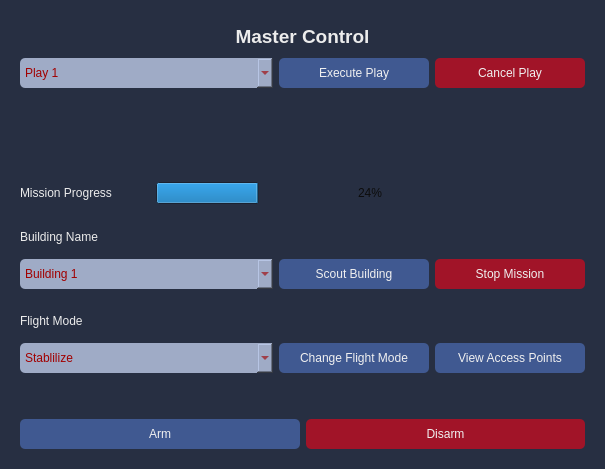
The window that src/rqt_gcs/resources/MissionProgress.ui (CSUN-SERL/lcar-bot) describes before a commit, drawn with Qt 5.
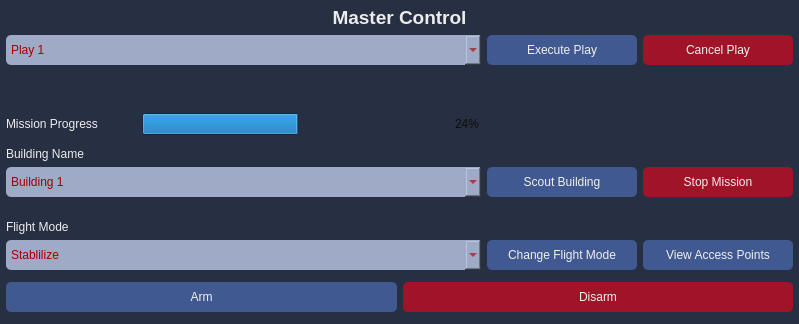
The same window after the commit.

What changed in the file:
```diff
--- a/src/rqt_gcs/resources/MissionProgress.ui
+++ b/src/rqt_gcs/resources/MissionProgress.ui
@@ -6,8 +6,8 @@
    <rect>
     <x>0</x>
     <y>0</y>
-    <width>605</width>
-    <height>469</height>
+    <width>799</width>
+    <height>324</height>
    </rect>
   </property>
   <property name="sizePolicy">
@@ -22,6 +22,12 @@
     <height>200</height>
    </size>
   </property>
+  <property name="maximumSize">
+   <size>
+    <width>16777215</width>
+    <height>16777215</height>
+   </size>
+  </property>
   <property name="windowTitle">
    <string>Mission Progress</string>
   </property>
@@ -34,11 +40,47 @@
 border-radius: 5px;</string>
   </property>
   <layout class="QHBoxLayout" name="horizontalLayout_7">
+   <property name="spacing">
+    <number>0</number>
+   </property>
+   <property name="leftMargin">
+    <number>0</number>
+   </property>
+   <property name="topMargin">
+    <number>0</number>
+   </property>
+   <property name="rightMargin">
+    <number>0</number>
+   </property>
+   <property name="bottomMargin">
+    <number>0</number>
+   </property>
    <item>
     <widget class="QWidget" name="verticalWidget" native="true">
      <layout class="QVBoxLayout" name="verticalLayout_2">
+      <property name="spacing">
+       <number>6</number>
+      </property>
+      <property name="leftMargin">
+       <number>6</number>
+      </property>
+      <property name="topMargin">
+       <number>6</number>
+      </property>
+      <property name="rightMargin">
+       <number>6</number>
+      </property>
+      <property name="bottomMargin">
+       <number>6</number>
+      </property>
       <item>
        <widget class="QLabel" name="masterControlLabel">
+        <property name="maximumSize">
+         <size>
+          <width>16777215</width>
+          <height>25</height>
+         </size>
+        </property>
         <property name="font">
          <font>
           <pointsize>14</pointsize>
@@ -50,12 +92,18 @@
          <string>Master Control</string>
         </property>
         <property name="alignment">
-         <set>Qt::AlignCenter</set>
+         <set>Qt::AlignHCenter|Qt::AlignTop</set>
         </property>
        </widget>
       </item>
       <item>
        <layout class="QHBoxLayout" name="horizontalLayout">
+        <property name="spacing">
+         <number>6</number>
+        </property>
+        <property name="bottomMargin">
+         <number>6</number>
+        </property>
         <item>
          <widget class="QComboBox" name="playComboBox">
           <property name="minimumSize">
@@ -87,6 +135,9 @@
           <property name="sizeAdjustPolicy">
            <enum>QComboBox::AdjustToContentsOnFirstShow</enum>
           </property>
+          <property name="frame">
+           <bool>true</bool>
+          </property>
           <property name="modelColumn">
            <number>0</number>
           </property>
@@ -166,19 +217,6 @@
         </item>
        </layout>
       </item>
-      <item>
-       <spacer name="horizontalSpacer_2">
-        <property name="orientation">
-         <enum>Qt::Horizontal</enum>
-        </property>
-        <property name="sizeHint" stdset="0">
-         <size>
-          <width>40</width>
-          <height>40</height>
-         </size>
-        </property>
-       </spacer>
-      </item>
       <item>
        <widget class="QLabel" name="uavNameEdit">
         <property name="sizePolicy">
@@ -187,6 +225,12 @@
           <verstretch>0</verstretch>
          </sizepolicy>
         </property>
+        <property name="minimumSize">
+         <size>
+          <width>0</width>
+          <height>30</height>
+         </size>
+        </property>
         <property name="font">
          <font>
           <pointsize>14</pointsize>
@@ -202,21 +246,11 @@
         </property>
        </widget>
       </item>
-      <item>
-       <spacer name="horizontalSpacer_5">
-        <property name="orientation">
-         <enum>Qt::Horizontal</enum>
-        </property>
-        <property name="sizeHint" stdset="0">
-         <size>
-          <width>40</width>
-          <height>20</height>
-         </size>
-        </property>
-       </spacer>
-      </item>
       <item>
        <layout class="QHBoxLayout" name="horizontalLayout_2">
+        <property name="bottomMargin">
+         <number>6</number>
+        </property>
         <item>
          <widget class="QLabel" name="missionProgressLabel">
           <property name="minimumSize">
@@ -417,28 +451,27 @@
         </item>
        </layout>
       </item>
-      <item>
-       <spacer name="horizontalSpacer_4">
-        <property name="orientation">
-         <enum>Qt::Horizontal</enum>
-        </property>
-        <property name="sizeHint" stdset="0">
-         <size>
-          <width>40</width>
-          <height>10</height>
-         </size>
-        </property>
-       </spacer>
-      </item>
       <item>
        <widget class="QLabel" name="buildingsLabel">
+        <property name="maximumSize">
+         <size>
+          <width>16777215</width>
+          <height>25</height>
+         </size>
+        </property>
         <property name="text">
          <string>Building Name</string>
         </property>
+        <property name="alignment">
+         <set>Qt::AlignBottom|Qt::AlignLeading|Qt::AlignLeft</set>
+        </property>
        </widget>
       </item>
       <item>
        <layout class="QHBoxLayout" name="horizontalLayout_4">
+        <property name="bottomMargin">
+         <number>6</number>
+        </property>
         <item>
          <widget class="QComboBox" name="buildingsComboBox">
           <property name="minimumSize">
@@ -549,28 +582,33 @@
         </item>
        </layout>
       </item>
-      <item>
-       <spacer name="horizontalSpacer_3">
-        <property name="orientation">
-         <enum>Qt::Horizontal</enum>
-        </property>
-        <property name="sizeHint" stdset="0">
-         <size>
-          <width>40</width>
-          <height>10</height>
-         </size>
-        </property>
-       </spacer>
-      </item>
       <item>
        <widget class="QLabel" name="FlightModesLabel">
+        <property name="minimumSize">
+         <size>
+          <width>0</width>
+          <height>25</height>
+         </size>
+        </property>
+        <property name="maximumSize">
+         <size>
+          <width>16777215</width>
+          <height>30</height>
+         </size>
+        </property>
         <property name="text">
          <string>Flight Mode</string>
         </property>
+        <property name="alignment">
+         <set>Qt::AlignBottom|Qt::AlignLeading|Qt::AlignLeft</set>
+        </property>
        </widget>
       </item>
       <item>
        <layout class="QHBoxLayout" name="horizontalLayout_5">
+        <property name="bottomMargin">
+         <number>6</number>
+        </property>
         <item>
          <widget class="QComboBox" name="flightModeComboBox">
           <property name="minimumSize">
@@ -701,21 +739,11 @@
         </item>
        </layout>
       </item>
-      <item>
-       <spacer name="horizontalSpacer">
-        <property name="orientation">
-         <enum>Qt::Horizontal</enum>
-        </property>
-        <property name="sizeHint" stdset="0">
-         <size>
-          <width>40</width>
-          <height>40</height>
-         </size>
-        </property>
-       </spacer>
-      </item>
       <item>
        <layout class="QHBoxLayout" name="horizontalLayout_6">
+        <property name="bottomMargin">
+         <number>6</number>
+        </property>
         <item>
          <widget class="QPushButton" name="armButton">
           <property name="minimumSize">
```
